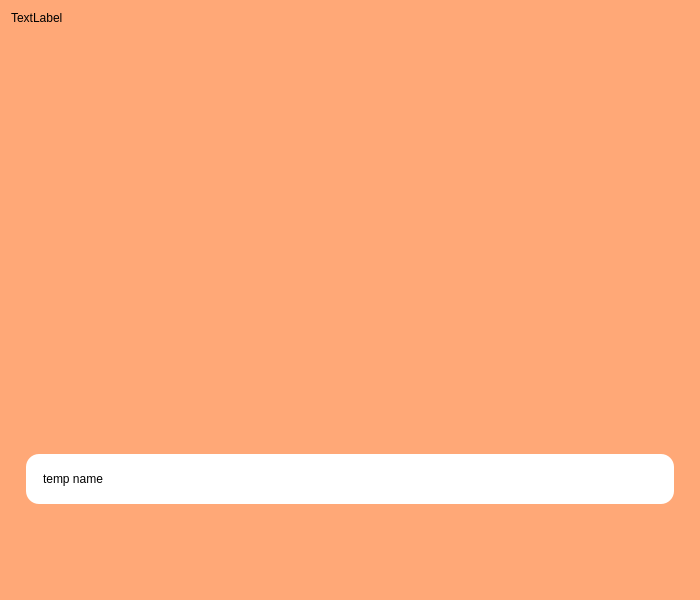
Old version of the form ui/main_screen.ui in the repository ZaidArshad/Multiplayer-Jeopardy.
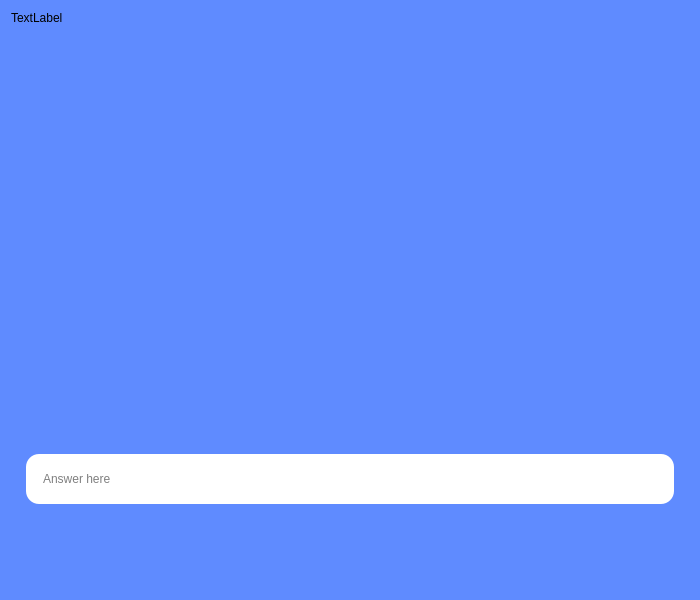
New version of the form.

Diff of the .ui file:
```diff
--- a/ui/main_screen.ui
+++ b/ui/main_screen.ui
@@ -13,61 +13,88 @@
   <property name="palette">
    <palette>
     <active>
+     <colorrole role="Button">
+      <brush brushstyle="SolidPattern">
+       <color alpha="255">
+        <red>95</red>
+        <green>139</green>
+        <blue>255</blue>
+       </color>
+      </brush>
+     </colorrole>
      <colorrole role="Base">
       <brush brushstyle="SolidPattern">
        <color alpha="255">
-        <red>255</red>
-        <green>168</green>
-        <blue>119</blue>
+        <red>95</red>
+        <green>139</green>
+        <blue>255</blue>
        </color>
       </brush>
      </colorrole>
      <colorrole role="Window">
       <brush brushstyle="SolidPattern">
        <color alpha="255">
-        <red>255</red>
-        <green>168</green>
-        <blue>119</blue>
+        <red>95</red>
+        <green>139</green>
+        <blue>255</blue>
        </color>
       </brush>
      </colorrole>
     </active>
     <inactive>
+     <colorrole role="Button">
+      <brush brushstyle="SolidPattern">
+       <color alpha="255">
+        <red>95</red>
+        <green>139</green>
+        <blue>255</blue>
+       </color>
+      </brush>
+     </colorrole>
      <colorrole role="Base">
       <brush brushstyle="SolidPattern">
        <color alpha="255">
-        <red>255</red>
-        <green>168</green>
-        <blue>119</blue>
+        <red>95</red>
+        <green>139</green>
+        <blue>255</blue>
        </color>
       </brush>
      </colorrole>
      <colorrole role="Window">
       <brush brushstyle="SolidPattern">
        <color alpha="255">
-        <red>255</red>
-        <green>168</green>
-        <blue>119</blue>
+        <red>95</red>
+        <green>139</green>
+        <blue>255</blue>
        </color>
       </brush>
      </colorrole>
     </inactive>
     <disabled>
+     <colorrole role="Button">
+      <brush brushstyle="SolidPattern">
+       <color alpha="255">
+        <red>95</red>
+        <green>139</green>
+        <blue>255</blue>
+       </color>
+      </brush>
+     </colorrole>
      <colorrole role="Base">
       <brush brushstyle="SolidPattern">
        <color alpha="255">
-        <red>255</red>
-        <green>168</green>
-        <blue>119</blue>
+        <red>95</red>
+        <green>139</green>
+        <blue>255</blue>
        </color>
       </brush>
      </colorrole>
      <colorrole role="Window">
       <brush brushstyle="SolidPattern">
        <color alpha="255">
-        <red>255</red>
-        <green>168</green>
-        <blue>119</blue>
+        <red>95</red>
+        <green>139</green>
+        <blue>255</blue>
        </color>
       </brush>
      </colorrole>
@@ -77,6 +104,11 @@
   <property name="windowTitle">
    <string>Dialog</string>
   </property>
+  <property name="styleSheet">
+   <string notr="true">QDialog {
+background:#5F8BFF
+}</string>
+  </property>
   <layout class="QVBoxLayout" name="verticalLayout_2">
    <item>
     <layout class="QVBoxLayout" name="verticalLayout">
@@ -88,9 +120,22 @@
          <height>16777215</height>
         </size>
        </property>
+       <property name="palette">
+        <palette>
+         <active/>
+         <inactive/>
+         <disabled/>
+        </palette>
+       </property>
+       <property name="styleSheet">
+        <string notr="true"/>
+       </property>
        <property name="text">
         <string>TextLabel</string>
        </property>
+       <property name="wordWrap">
+        <bool>true</bool>
+       </property>
       </widget>
      </item>
      <item>
@@ -125,7 +170,13 @@
 }</string>
        </property>
        <property name="text">
-        <string>temp name</string>
+        <string/>
+       </property>
+       <property name="maxLength">
+        <number>100</number>
+       </property>
+       <property name="placeholderText">
+        <string>Answer here</string>
        </property>
       </widget>
      </item>
```
